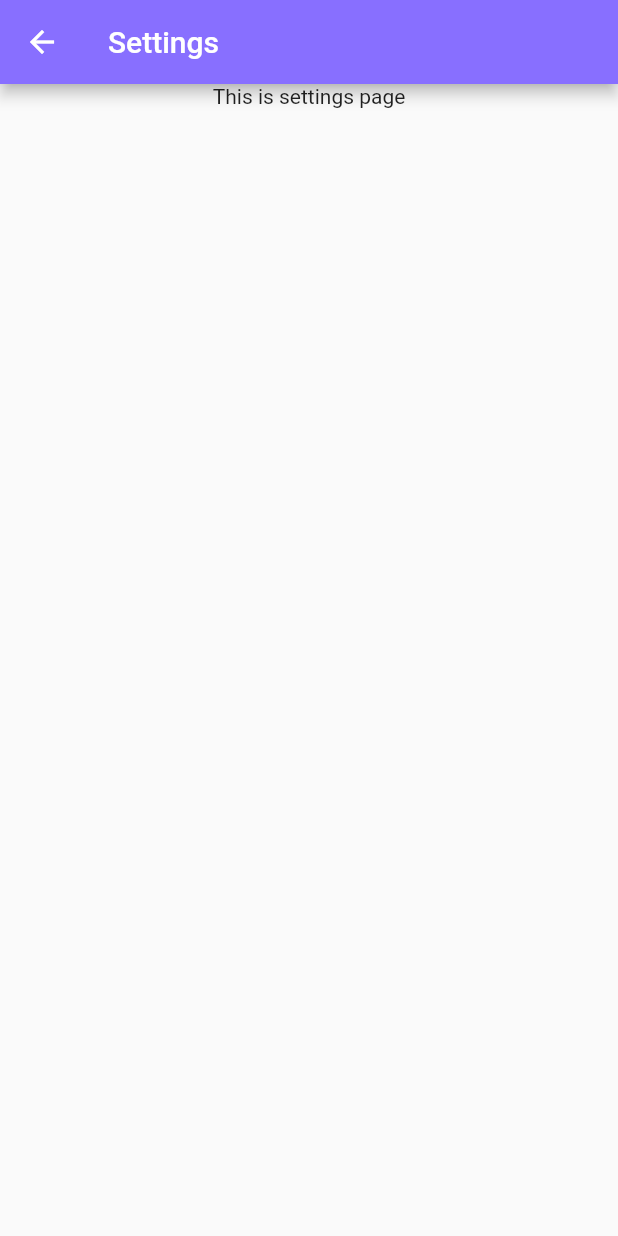
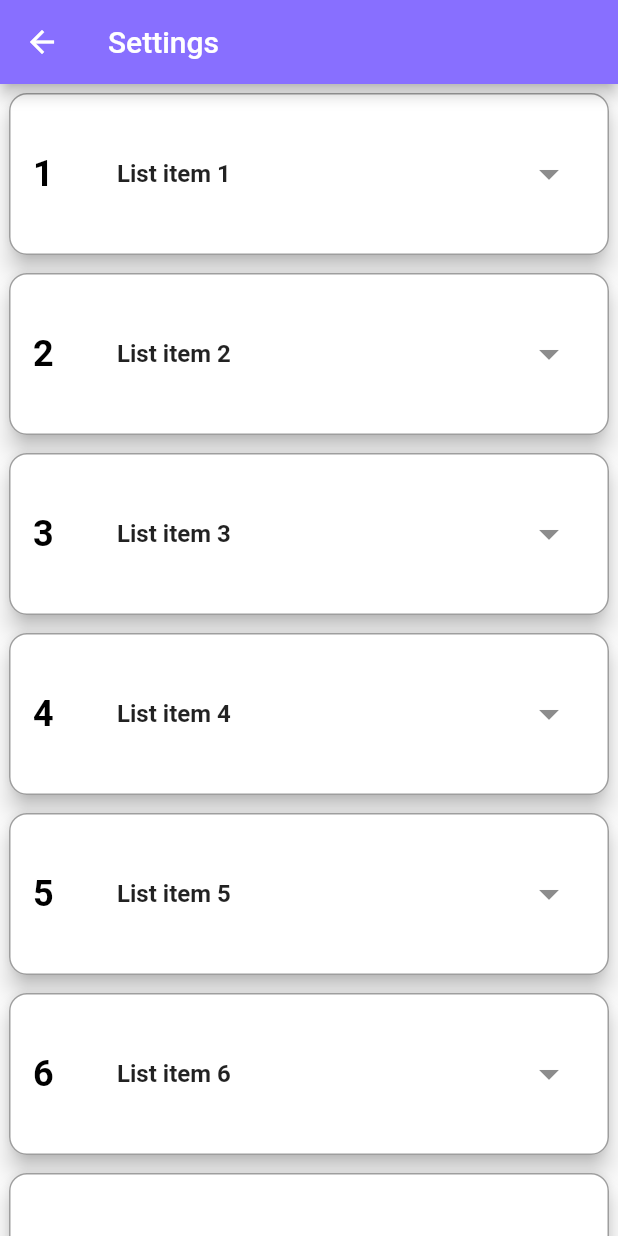
Before and after one commit to yusufrizalh/flutter-rsudpm, a Flutter app: the SettingsPage screen opened directly, on a phone screen of 412 x 824 dp. Run offline on Flutter 3.47's test engine with Material 3 defaults, Android fonts, the phone set to English and light mode, and no system bars; our stand-ins replace smooth_page_indicator.

Commit message:
customize settings page

```diff
--- a/lib/pages/settings.page.dart
+++ b/lib/pages/settings.page.dart
@@ -15,12 +15,73 @@ class _SettingsPageState extends State<SettingsPage> {
         title: const Text('Settings'),
         centerTitle: false,
       ),
-      body: const Center(
-        child: Column(
-          children: [
-            Text('This is settings page'),
-          ],
-        ),
+      body: Column(
+        children: [
+          Expanded(
+            child: ListView(
+              children: [
+                for (int a = 1; a <= 20; a++)
+                  SizedBox(
+                    height: 120,
+                    width: MediaQuery.of(context).size.width * 0.9,
+                    child: Card(
+                      elevation: 6,
+                      shape: RoundedRectangleBorder(
+                          borderRadius: BorderRadius.circular(12),
+                          side: const BorderSide(
+                            color: Colors.grey,
+                            width: 1,
+                          )),
+                      margin: const EdgeInsets.all(6),
+                      child: Column(
+                        mainAxisAlignment: MainAxisAlignment.center,
+                        crossAxisAlignment: CrossAxisAlignment.center,
+                        children: [
+                          ListTile(
+                            tileColor: Colors.white38,
+                            dense: false,
+                            selectedTileColor: Colors.blue,
+                            // leading: const Icon(Icons.numbers),
+                            leading: Text('$a',
+                                style: const TextStyle(
+                                    fontSize: 24,
+                                    fontWeight: FontWeight.bold,
+                                    color: Colors.black)),
+                            title: Text('List item $a',
+                                style: const TextStyle(
+                                    fontWeight: FontWeight.w600)),
+                            trailing: PopupMenuButton(
+                              tooltip: 'Open options',
+                              icon: const Icon(Icons.arrow_drop_down, size: 32),
+                              onSelected: (index) {
+                                if (index == 0) {
+                                  debugPrint('Edit');
+                                } else if (index == 1) {
+                                  debugPrint('Delete');
+                                }
+                              },
+                              itemBuilder: (context) {
+                                return <PopupMenuEntry<int>>[
+                                  const PopupMenuItem(
+                                    value: 0,
+                                    child: Text('Edit'),
+                                  ),
+                                  const PopupMenuItem(
+                                    value: 1,
+                                    child: Text('Delete'),
+                                  ),
+                                ];
+                              },
+                            ),
+                          ),
+                        ],
+                      ),
+                    ),
+                  ),
+              ],
+            ),
+          ),
+        ],
       ),
     );
   }
```
